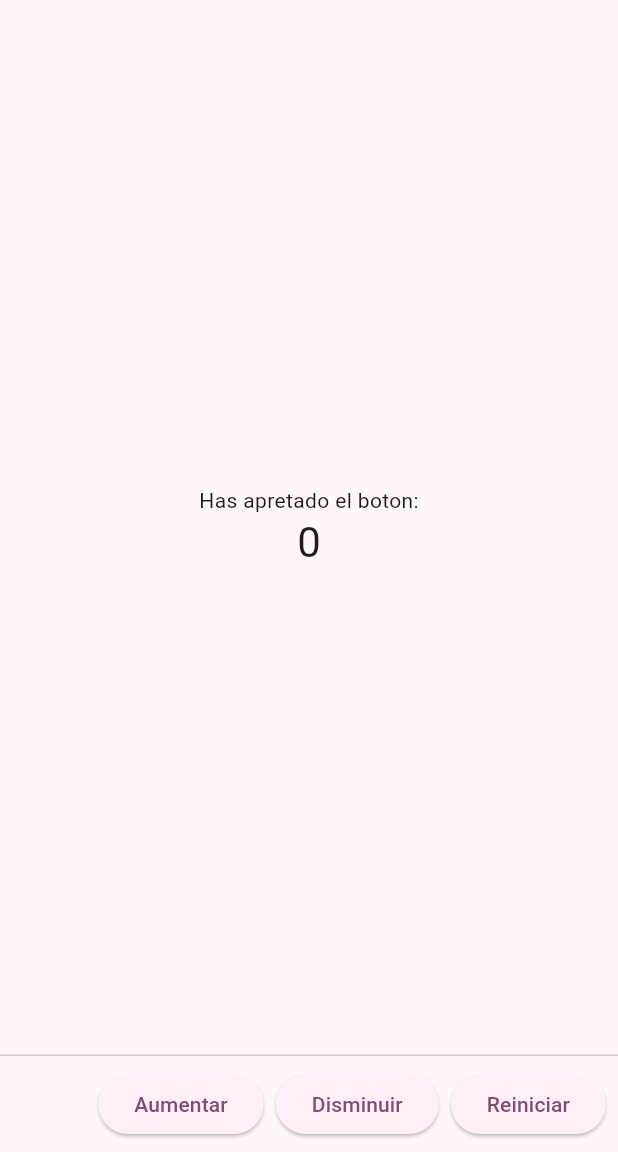
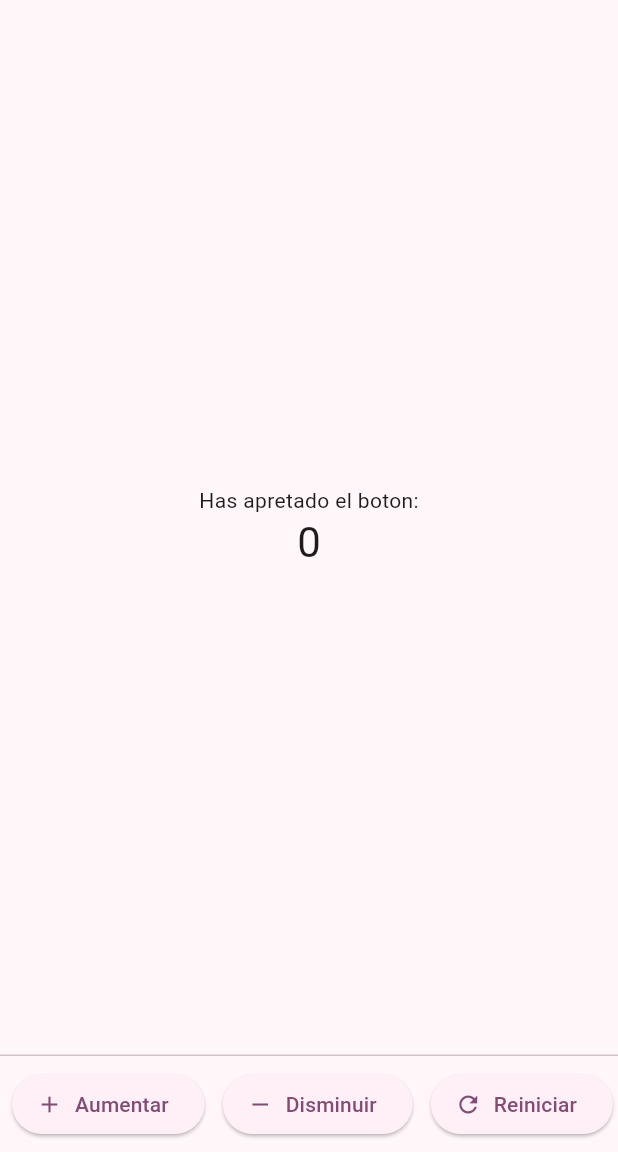
Before and after one commit to JoaquinMunoz0/3479A321_2022479050, a Flutter app: the screen it shows after launch, on a phone screen of 412 x 824 dp, the part 84-1236 px from its top. Run offline on Flutter 3.47's test engine with Material 3 defaults, Android fonts, the phone set to English and light mode, and no system bars.

Commit message:
Commit 5
Se realizaron cambios en los botones persistentes agregandoles sus iconos correspondientes y centrandolos para mas comodidad, ademas de refactorizar el codigo con el fin de que sea mas limpio y legible.

```diff
--- a/Proyecto_flutter/flutter_application/lib/main.dart
+++ b/Proyecto_flutter/flutter_application/lib/main.dart
@@ -51,6 +51,32 @@ class _MyHomePageState extends State<MyHomePage> {
     });
   }
 
+  // 🛠️ Método refactorizado para construir los botones
+  Widget _construirBotones() {
+    return Row(
+      mainAxisAlignment: MainAxisAlignment.center,
+      children: [
+        ElevatedButton.icon(
+          onPressed: _incrementarContador,
+          icon: const Icon(Icons.add),
+          label: const Text('Aumentar'),
+        ),
+        const SizedBox(width: 12),
+        ElevatedButton.icon(
+          onPressed: _disminuirContador,
+          icon: const Icon(Icons.remove),
+          label: const Text('Disminuir'),
+        ),
+        const SizedBox(width: 12),
+        ElevatedButton.icon(
+          onPressed: _reiniciarContador,
+          icon: const Icon(Icons.refresh),
+          label: const Text('Reiniciar'),
+        ),
+      ],
+    );
+  }
+
   @override
   Widget build(BuildContext context) {
     return Scaffold(
@@ -71,18 +97,7 @@ class _MyHomePageState extends State<MyHomePage> {
         ),
       ),
       persistentFooterButtons: [
-        ElevatedButton(
-          onPressed: _incrementarContador,
-          child: const Text('Aumentar'),
-        ),
-        ElevatedButton(
-          onPressed: _disminuirContador,
-          child: const Text('Disminuir'),
-        ),
-        ElevatedButton(
-          onPressed: _reiniciarContador,
-          child: const Text('Reiniciar'),
-        ),
+        _construirBotones(),
       ],
     );
   }
```
